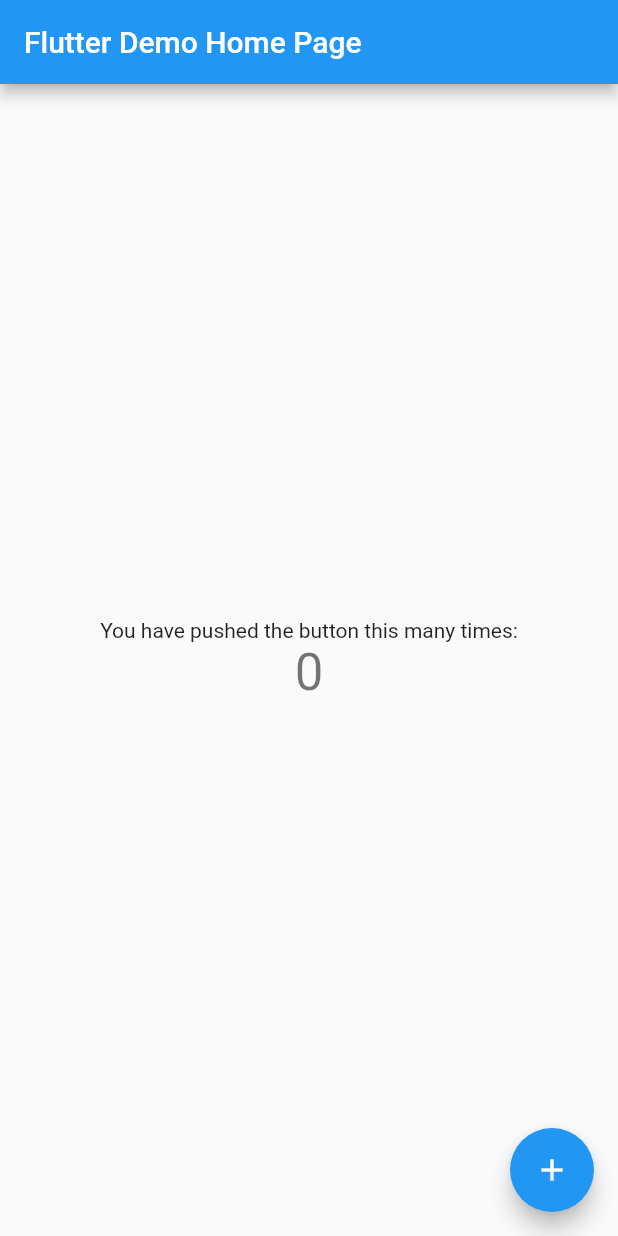
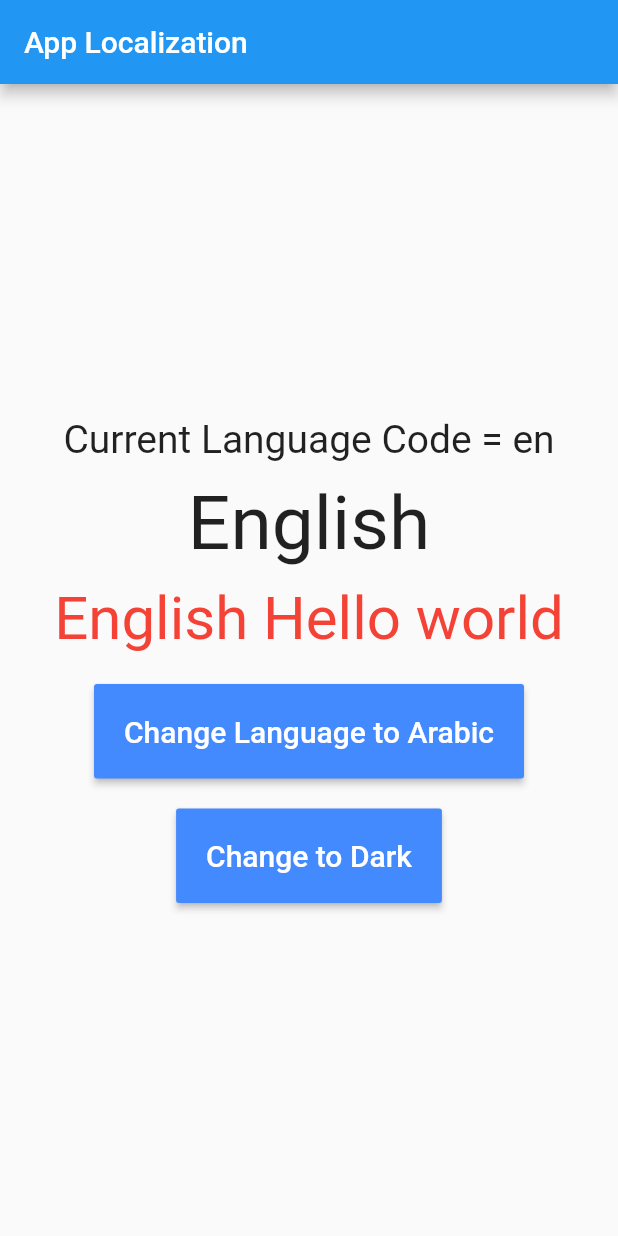
Before and after one commit to amit-flutter/flutter_localization_and_theme, a Flutter app: the screen it shows after launch, on a phone screen of 412 x 824 dp. Run offline on Flutter 3.47's test engine with Material 2 defaults, Android fonts, the phone set to English and light mode, and no system bars; generated files the repository leaves out were written again.

Commit message:
simple localization

```diff
--- /dev/null
+++ b/l10n.yaml
@@ -0,0 +1,3 @@
+arb-dir: lib/l10n
+template-arb-file: app_en.arb
+output-localization-file: app_localization.dart
--- /dev/null
+++ b/lang/ar.json
@@ -0,0 +1,5 @@
+{
+    "Name": "أميت براجاباتي",
+    "language": "العربية",
+    "Hello World": "مهلا ، اسمي أميت Prajapati أنا من الهند وهذا هو أول تطبيق لي على توطين التطبيق باللغة الإنجليزية"
+}
--- /dev/null
+++ b/lang/en.json
@@ -0,0 +1,5 @@
+{
+    "Name": "Amit Prajapati",
+    "language": "English",
+    "Hello World": "Hey , My Name is Amit Prajapati I am from India and this is my first application on app localization in English"
+}
--- /dev/null
+++ b/lib/l10n/app_ar.arb
@@ -0,0 +1,4 @@
+{
+    "language":"العربية(Arabic)",
+    "helloworld":"مرحبا بالعالم"
+}
--- /dev/null
+++ b/lib/l10n/app_en.arb
@@ -0,0 +1,10 @@
+{
+    "language":"English",
+    "@language":{
+        "descripation":"the current Language"
+    },
+    "helloworld":"English Hello world",
+    "@helloworld":{
+        "descripation":"A Programmer gretting"
+    }
+}
--- a/lib/main.dart
+++ b/lib/main.dart
@@ -1,113 +1,42 @@
 import 'package:flutter/material.dart';
+import 'package:flutter_gen/gen_l10n/app_localization.dart';
+import 'package:flutter_localizations/flutter_localizations.dart';
+import 'package:localization/provider/locale_lang_provider.dart';
+import 'package:localization/screen/Home.dart';
+import 'package:provider/provider.dart';
 
 void main() {
   runApp(MyApp());
 }
 
 class MyApp extends StatelessWidget {
-  // This widget is the root of your application.
   @override
   Widget build(BuildContext context) {
-    return MaterialApp(
-      title: 'Flutter Demo',
-      theme: ThemeData(
-        // This is the theme of your application.
-        //
-        // Try running your application with "flutter run". You'll see the
-        // application has a blue toolbar. Then, without quitting the app, try
-        // changing the primarySwatch below to Colors.green and then invoke
-        // "hot reload" (press "r" in the console where you ran "flutter run",
-        // or simply save your changes to "hot reload" in a Flutter IDE).
-        // Notice that the counter didn't reset back to zero; the application
-        // is not restarted.
-        primarySwatch: Colors.blue,
-      ),
-      home: MyHomePage(title: 'Flutter Demo Home Page'),
+    return ChangeNotifierProvider(
+      create: (context) => LocalProvider(),
+      builder: (context, child) {
+        final provider = Provider.of<LocalProvider>(context);
+        return MaterialApp(
+          title: 'Flutter Demo',
+          theme: ThemeData(
+            primarySwatch: Colors.blue,
+            brightness: provider.isDark ? Brightness.dark : Brightness.light,
+          ),
+          locale: provider.locale,
+          localizationsDelegates: [
+            AppLocalizations.delegate,
+            GlobalMaterialLocalizations.delegate,
+            GlobalWidgetsLocalizations.delegate,
+            GlobalCupertinoLocalizations.delegate,
+          ],
+          supportedLocales: [
+            const Locale('en', ''),
+            const Locale('ar', ''),
+          ],
+
+          home: Home(),
+        );
+      },
     );
   }
 }
-
-class MyHomePage extends StatefulWidget {
-  MyHomePage({Key? key, required this.title}) : super(key: key);
-
-  // This widget is the home page of your application. It is stateful, meaning
-  // that it has a State object (defined below) that contains fields that affect
-  // how it looks.
-
-  // This class is the configuration for the state. It holds the values (in this
-  // case the title) provided by the parent (in this case the App widget) and
-  // used by the build method of the State. Fields in a Widget subclass are
-  // always marked "final".
-
-  final String title;
-
-  @override
-  _MyHomePageState createState() => _MyHomePageState();
-}
-
-class _MyHomePageState extends State<MyHomePage> {
-  int _counter = 0;
-
-  void _incrementCounter() {
-    setState(() {
-      // This call to setState tells the Flutter framework that something has
-      // changed in this State, which causes it to rerun the build method below
-      // so that the display can reflect the updated values. If we changed
-      // _counter without calling setState(), then the build method would not be
-      // called again, and so nothing would appear to happen.
-      _counter++;
-    });
-  }
-
-  @override
-  Widget build(BuildContext context) {
-    // This method is rerun every time setState is called, for instance as done
-    // by the _incrementCounter method above.
-    //
-    // The Flutter framework has been optimized to make rerunning build methods
-    // fast, so that you can just rebuild anything that needs updating rather
-    // than having to individually change instances of widgets.
-    return Scaffold(
-      appBar: AppBar(
-        // Here we take the value from the MyHomePage object that was created by
-        // the App.build method, and use it to set our appbar title.
-        title: Text(widget.title),
-      ),
-      body: Center(
-        // Center is a layout widget. It takes a single child and positions it
-        // in the middle of the parent.
-        child: Column(
-          // Column is also a layout widget. It takes a list of children and
-          // arranges them vertically. By default, it sizes itself to fit its
-          // children horizontally, and tries to be as tall as its parent.
-          //
-          // Invoke "debug painting" (press "p" in the console, choose the
-          // "Toggle Debug Paint" action from the Flutter Inspector in Android
-          // Studio, or the "Toggle Debug Paint" command in Visual Studio Code)
-          // to see the wireframe for each widget.
-          //
-          // Column has various properties to control how it sizes itself and
-          // how it positions its children. Here we use mainAxisAlignment to
-          // center the children vertically; the main axis here is the vertical
-          // axis because Columns are vertical (the cross axis would be
-          // horizontal).
-          mainAxisAlignment: MainAxisAlignment.center,
-          children: <Widget>[
-            Text(
-              'You have pushed the button this many times:',
-            ),
-            Text(
-              '$_counter',
-              style: Theme.of(context).textTheme.headline4,
-            ),
-          ],
-        ),
-      ),
-      floatingActionButton: FloatingActionButton(
-        onPressed: _incrementCounter,
-        tooltip: 'Increment',
-        child: Icon(Icons.add),
-      ), // This trailing comma makes auto-formatting nicer for build methods.
-    );
-  }
-}
--- /dev/null
+++ b/lib/provider/locale_lang_provider.dart
@@ -0,0 +1,24 @@
+import 'package:flutter/cupertino.dart';
+
+class LocalProvider extends ChangeNotifier {
+  bool setlan = false;
+  String changetolanguage = "Arabic";
+  Locale _locale = Locale('en');
+
+  Locale get locale => _locale;
+
+  void setLocale() {
+    setlan = !setlan;
+    changetolanguage = setlan ? "English" : "Arabic";
+    _locale = setlan ? Locale('ar') : Locale('en');
+    print(_locale);
+    notifyListeners();
+  }
+
+  bool isDark = false;
+  void changetheme() {
+    isDark = !isDark;
+    print(isDark);
+    notifyListeners();
+  }
+}
--- /dev/null
+++ b/lib/screen/Home.dart
@@ -0,0 +1,82 @@
+import 'package:flutter/material.dart';
+import 'package:localization/provider/locale_lang_provider.dart';
+import 'package:provider/provider.dart';
+import 'package:flutter_gen/gen_l10n/app_localization.dart';
+
+class Home extends StatefulWidget {
+  @override
+  _HomeState createState() => _HomeState();
+}
+
+class _HomeState extends State<Home> {
+  @override
+  Widget build(BuildContext context) {
+    return Scaffold(
+      appBar: AppBar(
+        title: Text("App Localization"),
+      ),
+      body: Center(
+        child: Column(
+          mainAxisAlignment: MainAxisAlignment.center,
+          children: [
+            LanguageWidget(),
+            SizedBox(height: 12),
+            Text(
+              AppLocalizations.of(context)!.language,
+              style: TextStyle(fontSize: 50),
+            ),
+            SizedBox(height: 10),
+            Text(
+              AppLocalizations.of(context)!.helloworld,
+              style: TextStyle(fontSize: 40, color: Colors.red),
+              textAlign: TextAlign.center,
+            ),
+            SizedBox(height: 20),
+            MaterialButton(
+              onPressed: () {
+                Provider.of<LocalProvider>(context, listen: false).setLocale();
+              },
+              child: Text(
+                "Change Language to ${Provider.of<LocalProvider>(context).changetolanguage}",
+                style: TextStyle(fontSize: 20, color: Colors.white),
+              ),
+              color: Colors.blueAccent,
+              padding: EdgeInsets.all(20),
+            ),
+            SizedBox(height: 20),
+            MaterialButton(
+              onPressed: () {
+                Provider.of<LocalProvider>(context, listen: false)
+                    .changetheme();
+              },
+              child: Text(
+                "Change to ${Provider.of<LocalProvider>(context).isDark ? "Light" : "Dark"}",
+                style: TextStyle(fontSize: 20, color: Colors.white),
+              ),
+              color: Colors.blueAccent,
+              padding: EdgeInsets.all(20),
+            )
+          ],
+        ),
+      ),
+    );
+  }
+}
+
+
+
+class LanguageWidget extends StatelessWidget {
+  const LanguageWidget({Key? key}) : super(key: key);
+
+  @override
+  Widget build(BuildContext context) {
+    final locale = Localizations.localeOf(context);
+    final flag = locale.languageCode;
+    return Center(
+      child: Text(
+        "Current Language Code = " + flag,
+        style: TextStyle(fontSize: 26),
+      ),
+    );
+  }
+}
```
Also changed, not shown: pubspec.yaml (+9 -0 lines), pubspec.lock, 1 other file.
